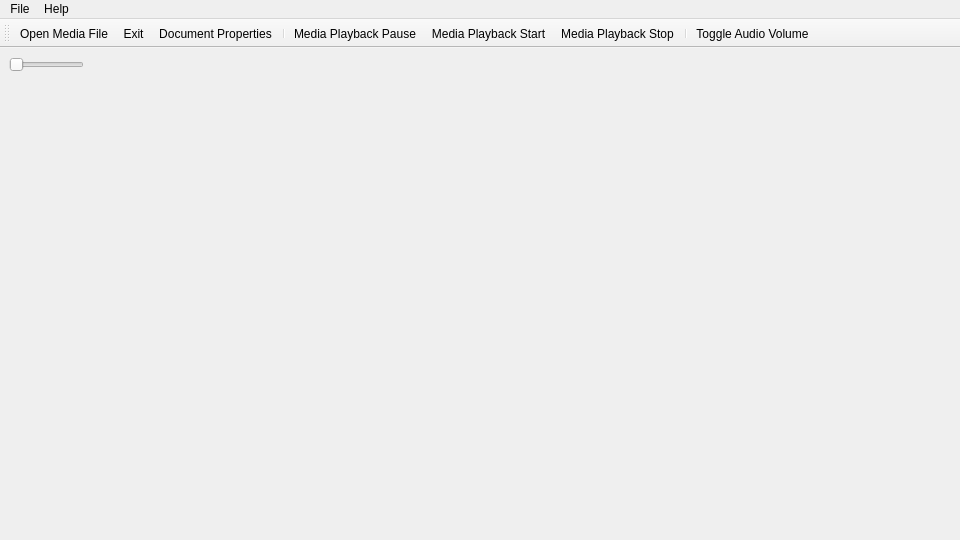
callmebohdan/nomaren, file src/mainwindow.ui: the form before one commit.
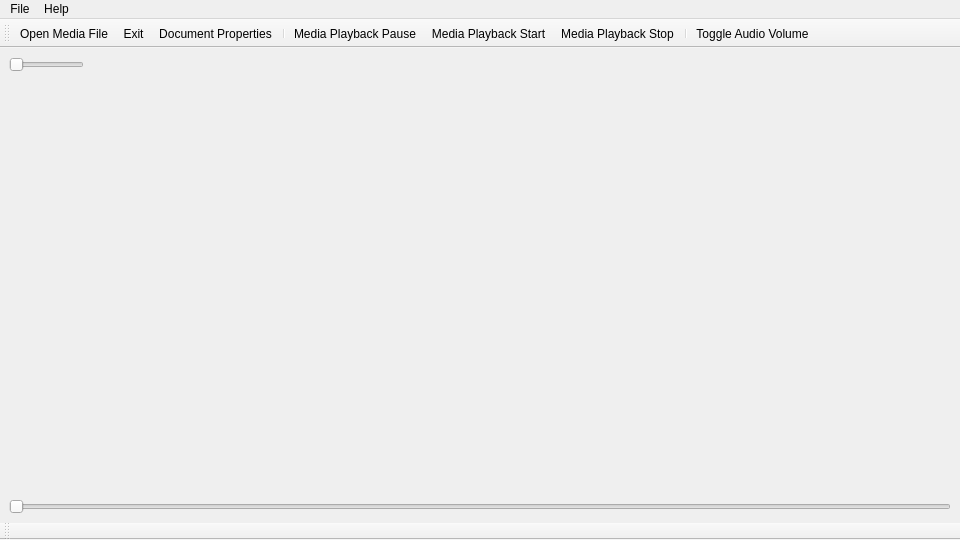
The form after the commit. Icons and pictures are not drawn.

Commit message: Add playback slider and playback toolbar for controlling playing position of the media

Diff of the .ui file:
```diff
--- a/src/mainwindow.ui
+++ b/src/mainwindow.ui
@@ -37,6 +37,13 @@
     <item>
      <widget class="QStackedWidget" name="stackedWidget"/>
     </item>
+    <item>
+     <widget class="QSlider" name="playbackSlider">
+      <property name="orientation">
+       <enum>Qt::Orientation::Horizontal</enum>
+      </property>
+     </widget>
+    </item>
    </layout>
   </widget>
   <widget class="QMenuBar" name="menuBar">
@@ -90,6 +97,17 @@
    <addaction name="separator"/>
    <addaction name="actionToggleVolume"/>
   </widget>
+  <widget class="QToolBar" name="playbackToolBar">
+   <property name="windowTitle">
+    <string>toolBar_2</string>
+   </property>
+   <attribute name="toolBarArea">
+    <enum>BottomToolBarArea</enum>
+   </attribute>
+   <attribute name="toolBarBreak">
+    <bool>false</bool>
+   </attribute>
+  </widget>
   <action name="actionExit">
    <property name="icon">
     <iconset theme="QIcon::ThemeIcon::ApplicationExit"/>
```
The commit also changes 1 other file.
